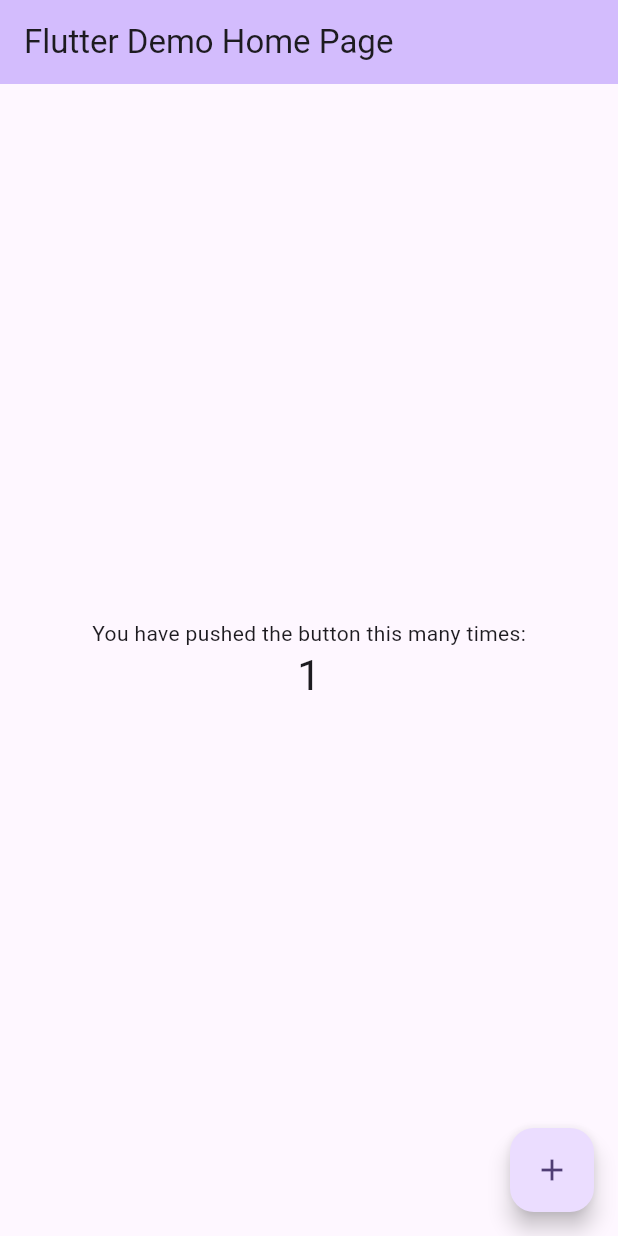
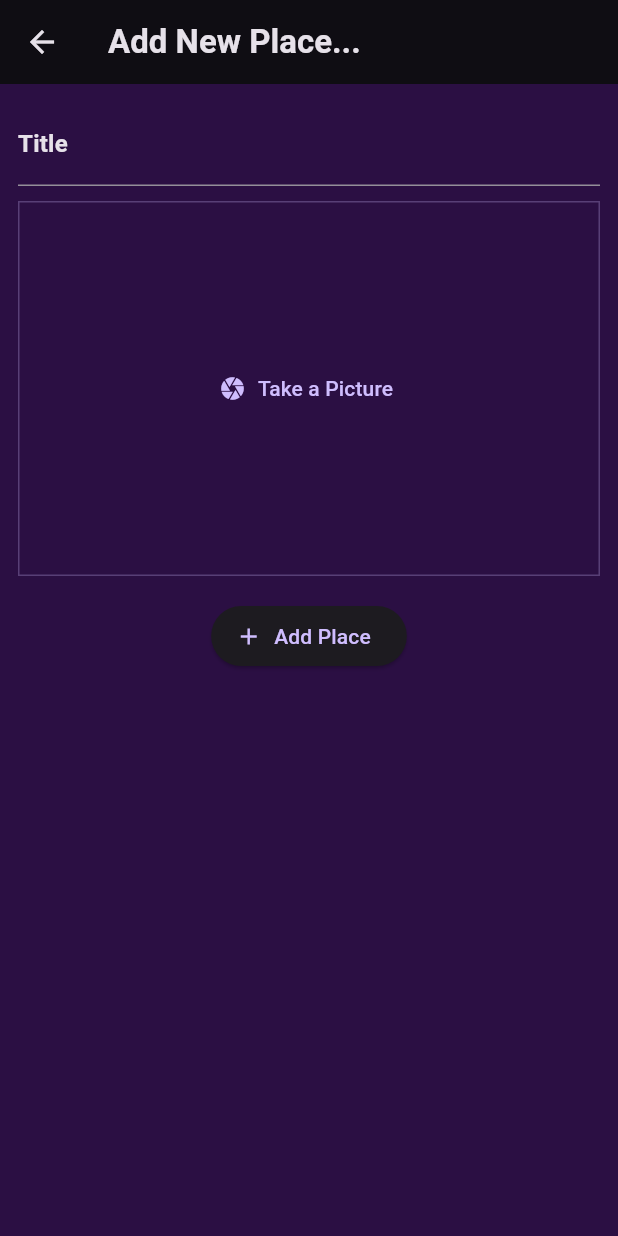
Before and after one commit to ArtisticSyndrome/Favourite_Place, a Flutter app: the screen it shows after launch, after a tap on the "add" icon, on a phone screen of 412 x 824 dp. Run offline on Flutter 3.47's test engine with Material 3 defaults, Android fonts, the phone set to English and light mode, and no system bars; our stand-ins replace flutter_riverpod, google_fonts, image_picker.

Commit message:
Initial Commit of initial files and app added all visual implementation, option to take/choose photo and save with the name

```diff
--- a/favourite_place/lib/main.dart
+++ b/favourite_place/lib/main.dart
@@ -1,122 +1,38 @@
 import 'package:flutter/material.dart';
+import 'package:flutter_riverpod/flutter_riverpod.dart';
+import 'package:google_fonts/google_fonts.dart';
+import 'package:favourite_place/screens/places.dart';
+
+final colorScheme = ColorScheme.fromSeed(
+  brightness: Brightness.dark,
+  seedColor: const Color.fromARGB(255, 102, 6, 247),
+  surface: const Color.fromARGB(255, 43, 15, 67),
+);
+
+final theme = ThemeData().copyWith(
+  scaffoldBackgroundColor: colorScheme.surface,
+  colorScheme: colorScheme,
+  textTheme: GoogleFonts.ubuntuCondensedTextTheme().copyWith(
+    titleSmall: GoogleFonts.ubuntuCondensed(fontWeight: FontWeight.bold),
+    titleMedium: GoogleFonts.ubuntuCondensed(fontWeight: FontWeight.bold),
+    titleLarge: GoogleFonts.ubuntuCondensed(fontWeight: FontWeight.bold),
+  ),
+);
 
 void main() {
-  runApp(const MyApp());
+  runApp(const ProviderScope(child: MyApp()));
 }
 
 class MyApp extends StatelessWidget {
-  const MyApp({super.key});
+  const MyApp({Key? key}) : super(key: key);
 
-  // This widget is the root of your application.
   @override
   Widget build(BuildContext context) {
     return MaterialApp(
-      title: 'Flutter Demo',
-      theme: ThemeData(
-        // This is the theme of your application.
-        //
-        // TRY THIS: Try running your application with "flutter run". You'll see
-        // the application has a purple toolbar. Then, without quitting the app,
-        // try changing the seedColor in the colorScheme below to Colors.green
-        // and then invoke "hot reload" (save your changes or press the "hot
-        // reload" button in a Flutter-supported IDE, or press "r" if you used
-        // the command line to start the app).
-        //
-        // Notice that the counter didn't reset back to zero; the application
-        // state is not lost during the reload. To reset the state, use hot
-        // restart instead.
-        //
-        // This works for code too, not just values: Most code changes can be
-        // tested with just a hot reload.
-        colorScheme: .fromSeed(seedColor: Colors.deepPurple),
-      ),
-      home: const MyHomePage(title: 'Flutter Demo Home Page'),
+      debugShowCheckedModeBanner: false,
+      title: 'Great Places',
+      theme: theme,
+      home: const PlacesScreen(),
     );
   }
 }
-
-class MyHomePage extends StatefulWidget {
-  const MyHomePage({super.key, required this.title});
-
-  // This widget is the home page of your application. It is stateful, meaning
-  // that it has a State object (defined below) that contains fields that affect
-  // how it looks.
-
-  // This class is the configuration for the state. It holds the values (in this
-  // case the title) provided by the parent (in this case the App widget) and
-  // used by the build method of the State. Fields in a Widget subclass are
-  // always marked "final".
-
-  final String title;
-
-  @override
-  State<MyHomePage> createState() => _MyHomePageState();
-}
-
-class _MyHomePageState extends State<MyHomePage> {
-  int _counter = 0;
-
-  void _incrementCounter() {
-    setState(() {
-      // This call to setState tells the Flutter framework that something has
-      // changed in this State, which causes it to rerun the build method below
-      // so that the display can reflect the updated values. If we changed
-      // _counter without calling setState(), then the build method would not be
-      // called again, and so nothing would appear to happen.
-      _counter++;
-    });
-  }
-
-  @override
-  Widget build(BuildContext context) {
-    // This method is rerun every time setState is called, for instance as done
-    // by the _incrementCounter method above.
-    //
-    // The Flutter framework has been optimized to make rerunning build methods
-    // fast, so that you can just rebuild anything that needs updating rather
-    // than having to individually change instances of widgets.
-    return Scaffold(
-      appBar: AppBar(
-        // TRY THIS: Try changing the color here to a specific color (to
-        // Colors.amber, perhaps?) and trigger a hot reload to see the AppBar
-        // change color while the other colors stay the same.
-        backgroundColor: Theme.of(context).colorScheme.inversePrimary,
-        // Here we take the value from the MyHomePage object that was created by
-        // the App.build method, and use it to set our appbar title.
-        title: Text(widget.title),
-      ),
-      body: Center(
-        // Center is a layout widget. It takes a single child and positions it
-        // in the middle of the parent.
-        child: Column(
-          // Column is also a layout widget. It takes a list of children and
-          // arranges them vertically. By default, it sizes itself to fit its
-          // children horizontally, and tries to be as tall as its parent.
-          //
-          // Column has various properties to control how it sizes itself and
-          // how it positions its children. Here we use mainAxisAlignment to
-          // center the children vertically; the main axis here is the vertical
-          // axis because Columns are vertical (the cross axis would be
-          // horizontal).
-          //
-          // TRY THIS: Invoke "debug painting" (choose the "Toggle Debug Paint"
-          // action in the IDE, or press "p" in the console), to see the
-          // wireframe for each widget.
-          mainAxisAlignment: .center,
-          children: [
-            const Text('You have pushed the button this many times:'),
-            Text(
-              '$_counter',
-              style: Theme.of(context).textTheme.headlineMedium,
-            ),
-          ],
-        ),
-      ),
-      floatingActionButton: FloatingActionButton(
-        onPressed: _incrementCounter,
-        tooltip: 'Increment',
-        child: const Icon(Icons.add),
-      ),
-    );
-  }
-}
--- /dev/null
+++ b/favourite_place/lib/models/place.dart
@@ -0,0 +1,12 @@
+import 'dart:io';
+import 'package:uuid/uuid.dart';
+
+const uuid = Uuid();
+
+class Place {
+  Place({required this.title, required this.image}) : id = uuid.v4();
+
+  final String id;
+  final String title;
+  final File image;
+}
--- /dev/null
+++ b/favourite_place/lib/providers/user_places.dart
@@ -0,0 +1,17 @@
+import 'dart:io';
+import 'package:flutter_riverpod/legacy.dart';
+import 'package:favourite_place/models/place.dart';
+
+class UserPlacesNotifier extends StateNotifier<List<Place>> {
+  UserPlacesNotifier() : super(const []);
+
+  void addPlace(String title, File image) {
+    final newPlace = Place(title: title, image: image);
+    state = [newPlace, ...state];
+  }
+}
+
+final UserPlacesProvider =
+    StateNotifierProvider<UserPlacesNotifier, List<Place>>(
+      (ref) => UserPlacesNotifier(),
+    );
--- /dev/null
+++ b/favourite_place/lib/screens/add_place.dart
@@ -0,0 +1,82 @@
+import 'dart:io';
+import 'package:flutter/material.dart';
+import 'package:flutter_riverpod/flutter_riverpod.dart';
+import 'package:favourite_place/providers/user_places.dart';
+import 'package:favourite_place/widgets/image_input.dart';
+
+class AddPlaceScreen extends ConsumerStatefulWidget {
+  const AddPlaceScreen({super.key});
+
+  @override
+  ConsumerState<AddPlaceScreen> createState() {
+    return _AddScreenState();
+  }
+}
+
+class _AddScreenState extends ConsumerState<AddPlaceScreen> {
+  final _titleController = TextEditingController();
+
+  File? _selectedImage;
+
+  void _savePlace() {
+    final enteredTitle = _titleController.text;
+    if (enteredTitle.isEmpty || _selectedImage == null) {
+      return;
+    }
+
+    ref
+        .read(UserPlacesProvider.notifier)
+        .addPlace(enteredTitle, _selectedImage!);
+    Navigator.of(context).pop();
+  }
+
+  @override
+  void dispose() {
+    _titleController.dispose();
+    super.dispose();
+  }
+
+  @override
+  Widget build(BuildContext context) {
+    return Scaffold(
+      appBar: AppBar(
+        title: Text('Add New Place...'),
+        backgroundColor: Theme.of(context).colorScheme.surfaceContainerLowest,
+      ),
+      body: SingleChildScrollView(
+        padding: const EdgeInsets.all(12),
+        child: Column(
+          children: [
+            TextField(
+              decoration: InputDecoration(
+                label: Text(
+                  'Title',
+                  style: Theme.of(context).textTheme.titleMedium!.copyWith(
+                    color: Theme.of(context).colorScheme.onSurface,
+                  ),
+                ),
+                labelStyle: TextStyle(
+                  color: Theme.of(context).colorScheme.onSurface,
+                ),
+              ),
+              style: TextStyle(color: Theme.of(context).colorScheme.onSurface),
+              controller: _titleController,
+            ),
+            const SizedBox(height: 10),
+            ImageInput(
+              onPickImage: (image) {
+                _selectedImage = image;
+              },
+            ),
+            const SizedBox(height: 16),
+            ElevatedButton.icon(
+              onPressed: _savePlace,
+              label: const Text('Add Place'),
+              icon: Icon(Icons.add),
+            ),
+          ],
+        ),
+      ),
+    );
+  }
+}
--- /dev/null
+++ b/favourite_place/lib/screens/place_detail.dart
@@ -0,0 +1,25 @@
+import 'package:flutter/material.dart';
+import 'package:favourite_place/models/place.dart';
+
+class PlaceDetailScreen extends StatelessWidget {
+  const PlaceDetailScreen({super.key, required this.place});
+
+  final Place place;
+
+  @override
+  Widget build(BuildContext context) {
+    return Scaffold(
+      appBar: AppBar(title: Text(place.title)),
+      body: Stack(
+        children: [
+          Image.file(
+            place.image,
+            fit: BoxFit.cover,
+            width: double.infinity,
+            height: double.infinity,
+          ),
+        ],
+      ),
+    );
+  }
+}
--- /dev/null
+++ b/favourite_place/lib/screens/places.dart
@@ -0,0 +1,36 @@
+import 'package:flutter/material.dart';
+//
+import 'package:favourite_place/widgets/place_list.dart';
+import 'package:favourite_place/screens/add_place.dart';
+//
+import 'package:flutter_riverpod/flutter_riverpod.dart';
+import 'package:favourite_place/providers/user_places.dart';
+
+class PlacesScreen extends ConsumerWidget {
+  const PlacesScreen({super.key});
+
+  @override
+  Widget build(BuildContext context, WidgetRef ref) {
+    final userPlaces = ref.watch(UserPlacesProvider);
+    return Scaffold(
+      appBar: AppBar(
+        title: const Text('Your favourite Places'),
+        backgroundColor: Theme.of(context).colorScheme.surfaceContainerLowest,
+        actions: [
+          IconButton(
+            onPressed: () {
+              Navigator.of(context).push(
+                MaterialPageRoute(builder: (context) => const AddPlaceScreen()),
+              );
+            },
+            icon: const Icon(Icons.add),
+          ),
+        ],
+      ),
+      body: Padding(
+        padding: const EdgeInsets.all(8.0),
+        child: PlaceList(places: userPlaces),
+      ),
+    );
+  }
+}
--- /dev/null
+++ b/favourite_place/lib/widgets/image_input.dart
@@ -0,0 +1,70 @@
+import 'dart:io';
+//
+import 'package:flutter/material.dart';
+import 'package:image_picker/image_picker.dart';
+
+class ImageInput extends StatefulWidget {
+  const ImageInput({super.key, required this.onPickImage});
+
+  final void Function(File image) onPickImage;
+
+  @override
+  State<StatefulWidget> createState() {
+    return _ImageInputState();
+  }
+}
+
+class _ImageInputState extends State<ImageInput> {
+  File? _selectedImage;
+
+  void _takePicture() async {
+    final imagePicker = ImagePicker();
+    final pickedImage = await imagePicker.pickImage(
+      source: ImageSource.camera,
+      maxWidth: 600,
+    );
+    if (pickedImage == null) {
+      return;
+    }
+
+    setState(() {
+      _selectedImage = File(pickedImage.path);
+    });
+
+    widget.onPickImage(_selectedImage!);
+  }
+
+  @override
+  Widget build(BuildContext context) {
+    Widget content = TextButton.icon(
+      icon: Icon(Icons.camera),
+      label: Text('Take a Picture'),
+      onPressed: _takePicture,
+    );
+
+    if (_selectedImage != null) {
+      content = GestureDetector(
+        onTap: _takePicture,
+        child: Image.file(
+          _selectedImage!,
+          fit: BoxFit.cover,
+          width: double.infinity,
+          height: double.infinity,
+        ),
+      );
+    }
+
+    return Container(
+      decoration: BoxDecoration(
+        border: Border.all(
+          width: 1,
+          color: Theme.of(context).colorScheme.primary.withAlpha(70),
+        ),
+      ),
+      height: 250,
+      width: double.infinity,
+      alignment: Alignment.center,
+      child: content,
+    );
+  }
+}
--- /dev/null
+++ b/favourite_place/lib/widgets/place_list.dart
@@ -0,0 +1,45 @@
+import 'package:favourite_place/screens/place_detail.dart';
+import 'package:flutter/material.dart';
+import 'package:favourite_place/models/place.dart';
+
+class PlaceList extends StatelessWidget {
+  const PlaceList({super.key, required this.places});
+
+  final List<Place> places;
+  @override
+  Widget build(BuildContext context) {
+    if (places.isEmpty) {
+      return Center(
+        child: Text(
+          'No places added yet',
+          style: Theme.of(context).textTheme.bodyLarge!.copyWith(
+            color: Theme.of(context).colorScheme.onSurface,
+          ),
+        ),
+      );
+    }
+
+    return ListView.builder(
+      itemCount: places.length,
+      itemBuilder: (ctx, index) => ListTile(
+        leading: CircleAvatar(
+          radius: 26,
+          backgroundImage: FileImage(places[index].image),
+        ),
+        title: Text(
+          places[index].title,
+          style: Theme.of(context).textTheme.titleMedium!.copyWith(
+            color: Theme.of(context).colorScheme.onSurface,
+          ),
+        ),
+        onTap: () {
+          Navigator.of(context).push(
+            MaterialPageRoute(
+              builder: (ctx) => PlaceDetailScreen(place: places[index]),
+            ),
+          );
+        },
+      ),
+    );
+  }
+}
--- a/favourite_place/pubspec.yaml
+++ b/favourite_place/pubspec.yaml
@@ -34,6 +34,10 @@ dependencies:
   # The following adds the Cupertino Icons font to your application.
   # Use with the CupertinoIcons class for iOS style icons.
   cupertino_icons: ^1.0.8
+  google_fonts: ^6.3.2
+  uuid: ^4.5.2
+  flutter_riverpod: ^3.0.3
+  image_picker: ^1.2.1
 
 dev_dependencies:
   flutter_test:
```
